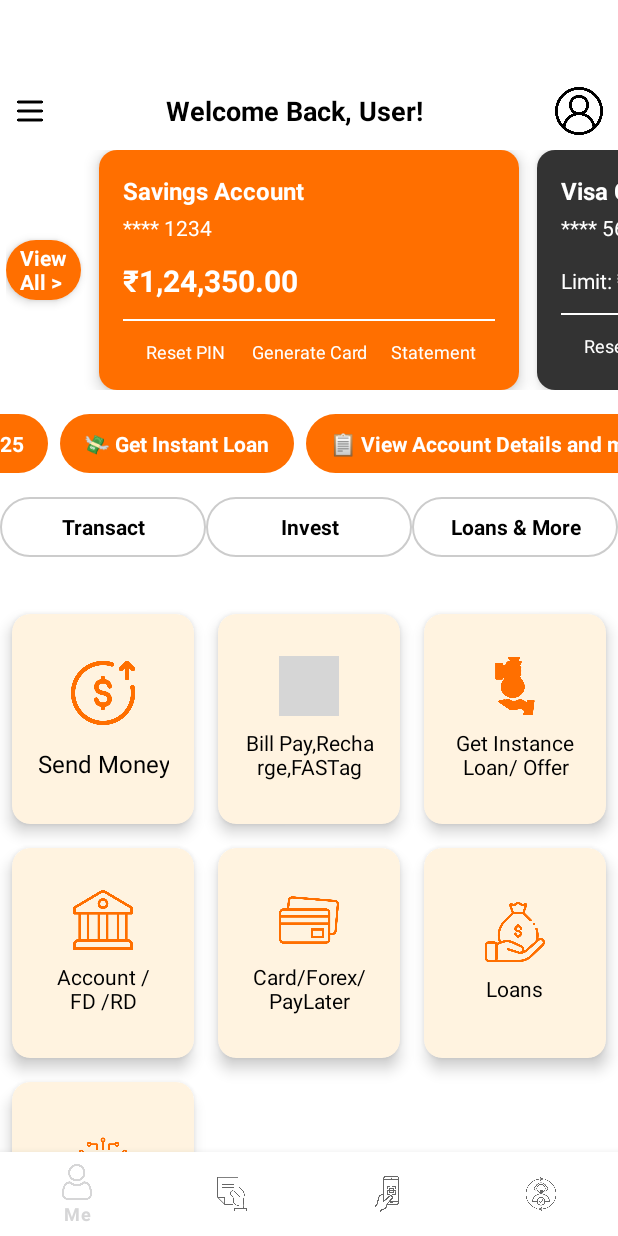
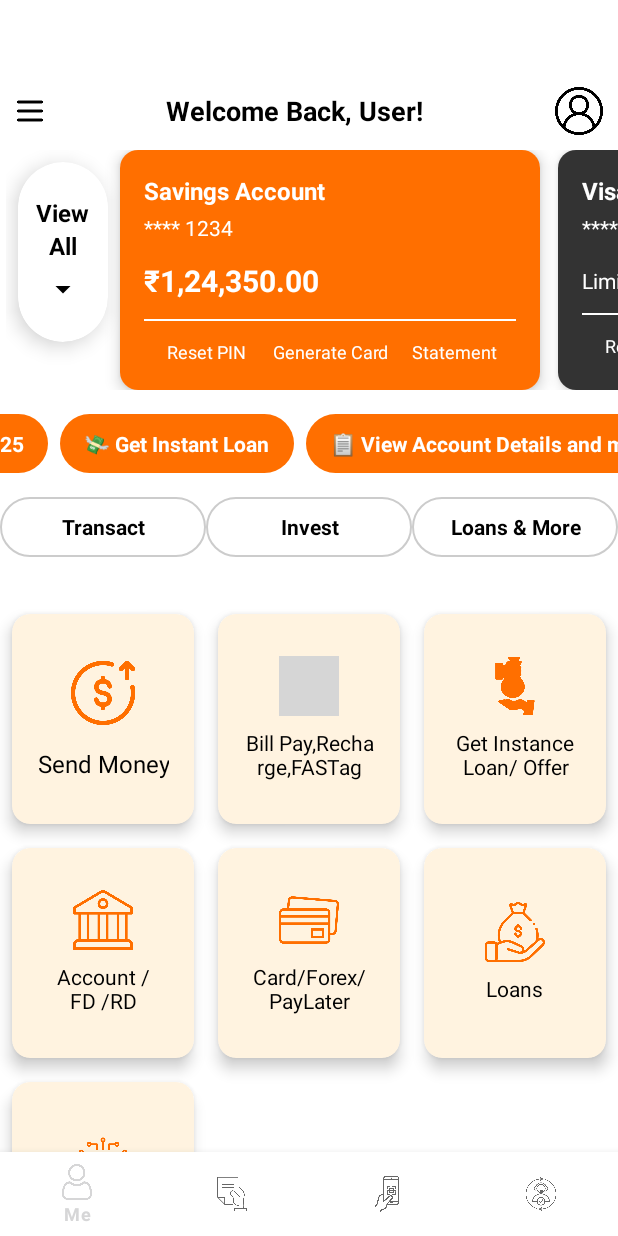
Before and after one commit to kshreeram813/Android-Banking-Dashboard, an Android app: the screen it shows after launch (MainActivity), on a phone screen of 412 x 824 dp. Run offline under Robolectric (Android 15) with nearby library versions, the phone set to English and light mode, and no system bars; our stand-ins replace navigation-ui; grey boxes are pictures that could not be loaded.

Commit message:
View all card implemented

```diff
--- a/app/build.gradle.kts
+++ b/app/build.gradle.kts
@@ -15,6 +15,9 @@ android {
         versionName = "1.0"
 
         testInstrumentationRunner = "androidx.test.runner.AndroidJUnitRunner"
+
+        vectorDrawables.useSupportLibrary = true
+
     }
 
     buildTypes {
@@ -56,5 +59,8 @@ dependencies {
     androidTestImplementation(libs.androidx.espresso.core)
 
     implementation (libs.androidx.cardview)
+    implementation (libs.androidx.viewpager2)
+    implementation (libs.androidx.cardview)
+    implementation (libs.androidx.appcompat.v161)
 
 }
--- /dev/null
+++ b/app/src/main/res/drawable/ic_arrow_downward.xml
@@ -0,0 +1,10 @@
+<vector xmlns:android="http://schemas.android.com/apk/res/android"
+    android:width="24dp"
+    android:height="24dp"
+    android:viewportWidth="24"
+    android:viewportHeight="24">
+
+    <path
+        android:fillColor="#FF000000"
+        android:pathData="M7,10 L12,15 L17,10 Z" />
+</vector>
--- a/app/src/main/res/layout/fragment_home.xml
+++ b/app/src/main/res/layout/fragment_home.xml
@@ -75,28 +75,40 @@
 
                 <!-- Compact View All Button Card -->
                 <androidx.cardview.widget.CardView
-                    android:layout_width="50dp"
-                    android:layout_height="40dp"
-                    android:layout_gravity="center_vertical"
-                    android:layout_marginEnd="12dp"
-                    app:cardCornerRadius="50dp"
-                    app:cardElevation="4dp">
+                    android:layout_width="60dp"
+                    android:layout_height="120dp"
+                    android:layout_margin="8dp"
+                    app:cardCornerRadius="30dp"
+                    app:cardElevation="8dp">
 
                     <LinearLayout
+                        android:layout_width="match_parent"
+                        android:layout_height="match_parent"
                         android:orientation="vertical"
                         android:gravity="center"
-                        android:layout_width="match_parent"
-                        android:layout_height="match_parent"
-                        android:background="#FF6F00"
-                        >
+                        android:padding="8dp">
+
                         <TextView
-                            android:text="View All > "
-                            android:textColor="#FFFFFF"
-                            android:textSize="14sp"
+                            android:text="View"
+                            android:textColor="#000000"
+                            android:textSize="16sp"
                             android:textStyle="bold"
-                            android:gravity="center"
                             android:layout_width="wrap_content"
-                            android:layout_height="wrap_content" />
+                            android:layout_height="wrap_content"/>
+
+                        <TextView
+                            android:text="All"
+                            android:textColor="#000000"
+                            android:textSize="16sp"
+                            android:textStyle="bold"
+                            android:layout_width="wrap_content"
+                            android:layout_height="wrap_content"/>
+
+                        <ImageView
+                            android:src="@drawable/ic_arrow_downward"
+                            android:layout_width="24dp"
+                            android:layout_height="24dp"
+                            android:layout_marginTop="6dp"/>
                     </LinearLayout>
                 </androidx.cardview.widget.CardView>
 
--- a/gradle/libs.versions.toml
+++ b/gradle/libs.versions.toml
@@ -1,5 +1,6 @@
 [versions]
 agp = "8.8.0"
+appcompatVersion = "1.6.1"
 cardview = "1.0.0"
 kotlin = "1.9.24"
 coreKtx = "1.16.0"
@@ -16,10 +17,13 @@ navigationUiKtx = "2.8.9"
 preference = "1.2.0"
 legacySupportV4 = "1.0.0"
 fragmentKtx = "1.5.6"
+viewpager2 = "1.1.0"
 
 [libraries]
+androidx-appcompat-v161 = { module = "androidx.appcompat:appcompat", version.ref = "appcompatVersion" }
 androidx-cardview = { module = "androidx.cardview:cardview", version.ref = "cardview" }
 androidx-core-ktx = { group = "androidx.core", name = "core-ktx", version.ref = "coreKtx" }
+androidx-viewpager2 = { module = "androidx.viewpager2:viewpager2", version.ref = "viewpager2" }
 junit = { group = "junit", name = "junit", version.ref = "junit" }
 androidx-junit = { group = "androidx.test.ext", name = "junit", version.ref = "junitVersion" }
 androidx-espresso-core = { group = "androidx.test.espresso", name = "espresso-core", version.ref = "espressoCore" }
```
Also changed, not shown: app/src/main/java/com/kushwaha/omnipractice/DashboardPagerAdapter.kt (+21 -18 lines), app/src/main/java/com/kushwaha/omnipractice/ui/home/InvestFragment.kt (added, +14 -0 lines), app/src/main/java/com/kushwaha/omnipractice/ui/home/LoansFragment.kt (added, +14 -0 lines), app/src/main/java/com/kushwaha/omnipractice/ui/home/TransactFragment.kt (added, +14 -0 lines), app/src/main/res/layout/fragment_invest.xml (added, +13 -0 lines), app/src/main/res/layout/fragment_loans.xml (added, +13 -0 lines), app/src/main/res/layout/fragment_transact.xml (added, +13 -0 lines).
